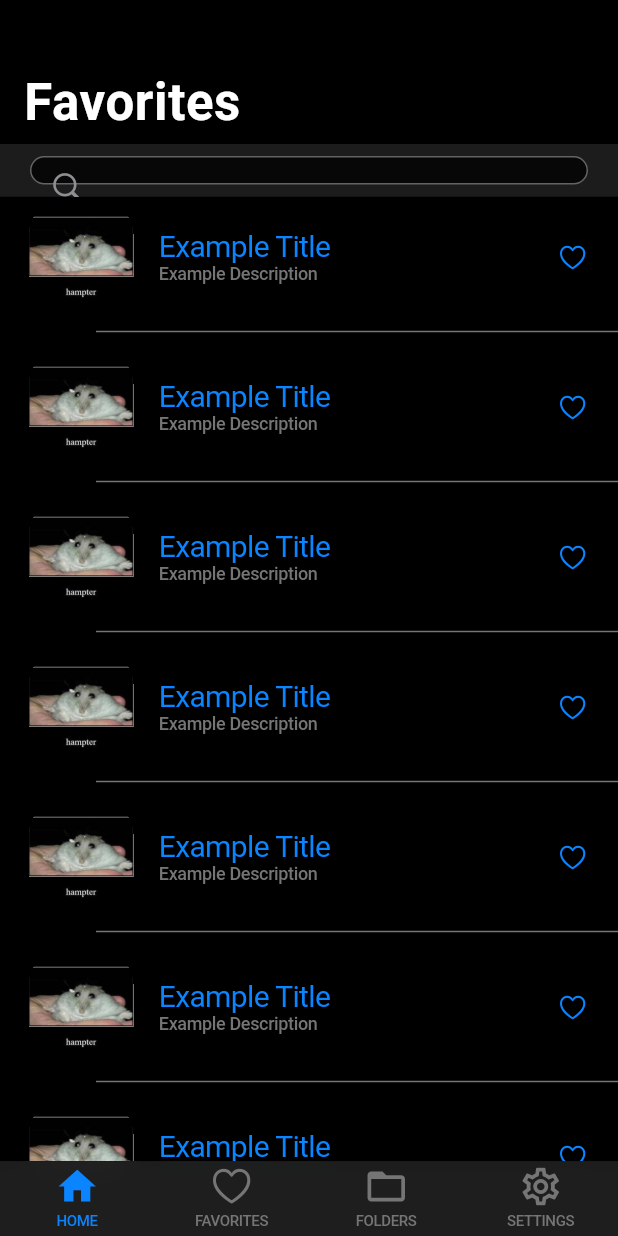
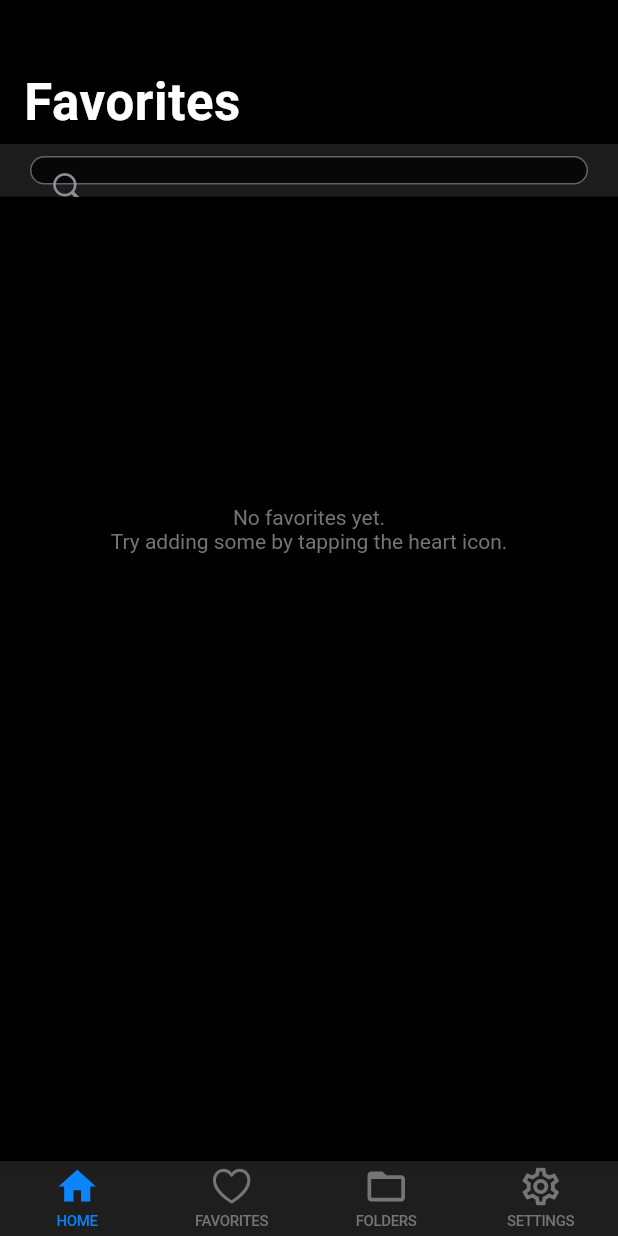
Before and after one commit to MA-SOSE2023/WallAt, a Flutter app: the FavoritesScreen screen opened by its route, on a phone screen of 412 x 824 dp. Run offline on Flutter 3.47's test engine with Material 2 defaults, Android fonts, the phone set to English and light mode, and no system bars; our stand-ins replace beamer, flutter_carousel_widget, flutter_riverpod, freezed_annotation, isar, photo_view and 1 more; missing offline and left inert: cunning_document_scanner, device_calendar, social_share; accounts and stored records are empty; generated files the repository leaves out were written again.

Commit message:
#42.#45-implement favorites controller and view

```diff
--- a/lib/common/provider.dart
+++ b/lib/common/provider.dart
@@ -62,10 +62,11 @@ class Providers {
 
   /// Provider for [FavoritesScreen]
   /// - Provides a [FavoritesController] for a List of [SingleItem]s
-  static final FutureProvider<List<SingleItem>> favoritesControllerProvider =
-      FutureProvider<List<SingleItem>>((ref) async {
-    return Future.delayed(
-        const Duration(seconds: 1), () => FavoritesControllerMock().favorites);
+  static final StateNotifierProvider<FavoritesController,
+          Future<List<SingleItem>>> favoritesControllerProvider =
+      StateNotifierProvider<FavoritesController, Future<List<SingleItem>>>(
+          (ref) {
+    return FavoritesControllerImpl(ref.read(persistenceServiceProvider));
   });
 
   /// Provider for [FoldersScreen]
--- a/lib/pages/favorites/favorites_controller.dart
+++ b/lib/pages/favorites/favorites_controller.dart
@@ -1,70 +1,11 @@
-import 'package:device_calendar/device_calendar.dart';
-import 'package:flutter/cupertino.dart';
+import '../single_item/model/single_item.dart';
+import 'favorites_view.dart';
+import '/common/services/persistence/persistence_service.dart';
 
-import 'favorites_view.dart';
-import '/pages/single_item/model/item_event.dart';
-import '/pages/single_item/model/single_item.dart';
-
-List<ItemEvent> _mockEvents = [
-  ItemEvent(
-    id: 0,
-    event: Event("1",
-        eventId: null,
-        title: 'Example Event',
-        description: 'Example Description',
-        start: TZDateTime.now(local),
-        end: TZDateTime.now(local)),
-    parentId: 1,
-  ),
-  ItemEvent(
-    id: 1,
-    event: Event("2",
-        eventId: null,
-        title: 'Example Event',
-        description: 'Example Description',
-        start: TZDateTime.now(local),
-        end: TZDateTime.now(local)),
-    parentId: 1,
-  ),
-  ItemEvent(
-    id: 2,
-    event: Event("3",
-        eventId: null,
-        title: 'Example Event',
-        description: 'Example Description',
-        start: TZDateTime.now(local),
-        end: TZDateTime.now(local)),
-    parentId: 1,
-  ),
-];
-
-SingleItem _mockSingleItem(int id) => SingleItem(
-      id: id,
-      title: 'Example Title',
-      description: 'Example Description',
-      image: const AssetImage('assets/dev_debug_images/hampter1.jpg'),
-      isFavorite: true,
-      events: _mockEvents.map((e) => e.copyWith(parentId: id)).toList(),
-      currentSelectedDate: null,
-    );
-
-var _id = 0;
-
-List<SingleItem> _mockItems = [
-  _mockSingleItem(_id++),
-  _mockSingleItem(_id++).copyWith(title: 'Another Title'),
-  _mockSingleItem(_id++).copyWith(title: 'Yet Another Title'),
-  _mockSingleItem(_id++).copyWith(title: 'One More Title'),
-  _mockSingleItem(_id++).copyWith(title: 'Last Title'),
-  _mockSingleItem(_id++).copyWith(title: 'Last Last Title'),
-  _mockSingleItem(_id++).copyWith(title: 'Last One For Sure'),
-  _mockSingleItem(_id++).copyWith(title: 'Promise, this is the last'),
-  _mockSingleItem(_id++).copyWith(title: 'Sorry, one more'),
-];
-
-class FavoritesControllerMock extends FavoritesController {
-  FavoritesControllerMock() : super(_mockItems);
+class FavoritesControllerImpl extends FavoritesController {
+  FavoritesControllerImpl(PersistenceService service)
+      : super(service.getFavoriteItems());
 
   @override
-  List<SingleItem> get favorites => state;
+  Future<List<SingleItem>> get favorites => state;
 }
--- a/lib/pages/favorites/favorites_view.dart
+++ b/lib/pages/favorites/favorites_view.dart
@@ -8,8 +8,7 @@ import '/common/custom_widgets/all_custom_widgets.dart'
         DocumentCardContainerList,
         CameraButtonHeroDestination,
         SearchBarContainer,
-        NoElementsMessage,
-        ErrorMessage;
+        FutureSliverListBuilder;
 import '/pages/single_item/model/single_item.dart';
 
 class FavoritesScreen extends ConsumerStatefulWidget {
@@ -34,15 +33,14 @@ class _FavoritesScreenState extends ConsumerState<FavoritesScreen> {
 
   @override
   Widget build(BuildContext context) {
-    AsyncValue<List<SingleItem>> favoritesFuture =
+    Future<List<SingleItem>> favoritesFuture =
         ref.watch(Providers.favoritesControllerProvider);
 
     final emptyListMessage = searchString.isEmpty
         ? 'No favorites yet.\nTry adding some by tapping the heart icon.'
         : 'No items found for "$searchString".';
 
-    final AsyncValue<List<SingleItem>> filterFavoritesFuture =
-        favoritesFuture.whenData(
+    final Future<List<SingleItem>> filterFavoritesFuture = favoritesFuture.then(
       (favorites) {
         if (searchString.isEmpty) {
           return favorites;
@@ -54,21 +52,6 @@ class _FavoritesScreenState extends ConsumerState<FavoritesScreen> {
         }
       },
     );
-
-    const EdgeInsets specialPadding = EdgeInsets.only(top: 40.0);
-
-    final Widget body = filterFavoritesFuture.when(
-        error: (object, stackTrace) => favoritesFuture.hasError
-            ? const ErrorMessage()
-            : const ErrorMessage(message: 'Filter could not be applied'),
-        loading: () => const CupertinoActivityIndicator(),
-        data: (filteredFavorites) => filteredFavorites.isNotEmpty
-            ? DocumentCardContainerList(
-                items: filteredFavorites,
-                borderlessCards: widget._borderlessCards)
-            : NoElementsMessage(
-                message: emptyListMessage,
-              ));
 
     return CupertinoPageScaffold(
       child: Stack(
@@ -91,16 +74,15 @@ class _FavoritesScreenState extends ConsumerState<FavoritesScreen> {
                 ),
                 toolbarHeight: 35.0,
               ),
-              filterFavoritesFuture.hasValue
-                  ? body
-                  : SliverSafeArea(
-                      sliver: SliverToBoxAdapter(
-                        child: Padding(
-                          padding: specialPadding,
-                          child: body,
-                        ),
-                      ),
-                    )
+              FutureSliverListBuilder(
+                future: filterFavoritesFuture,
+                success: (favorites) => DocumentCardContainerList(
+                    items: favorites, borderlessCards: widget._borderlessCards),
+                emptyListMessage: emptyListMessage,
+                errorMessage: 'Filter could not be applied',
+                onNullMessage:
+                    'Something went wrong while loading your favorites.\nTry restarting the app.',
+              )
             ],
           ),
           const CameraButtonHeroDestination(),
@@ -110,8 +92,9 @@ class _FavoritesScreenState extends ConsumerState<FavoritesScreen> {
   }
 }
 
-abstract class FavoritesController extends StateNotifier<List<SingleItem>> {
-  FavoritesController(List<SingleItem> state) : super(state);
+abstract class FavoritesController
+    extends StateNotifier<Future<List<SingleItem>>> {
+  FavoritesController(Future<List<SingleItem>> state) : super(state);
 
-  List<SingleItem> get favorites;
+  Future<List<SingleItem>> get favorites;
 }
```
